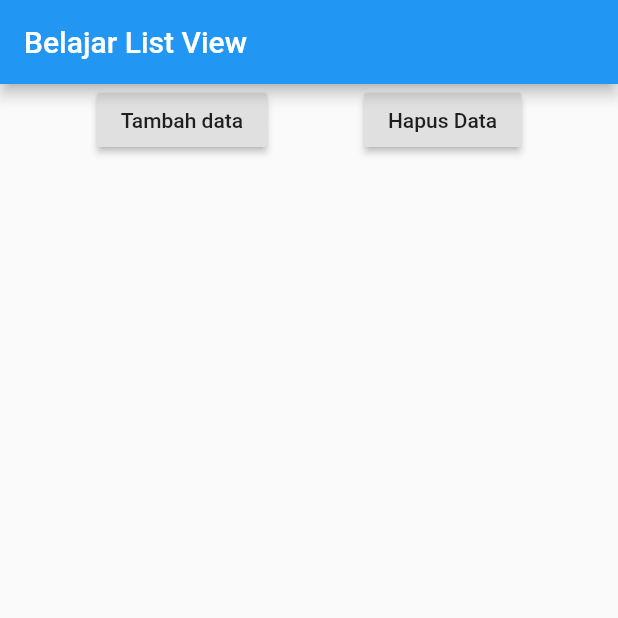
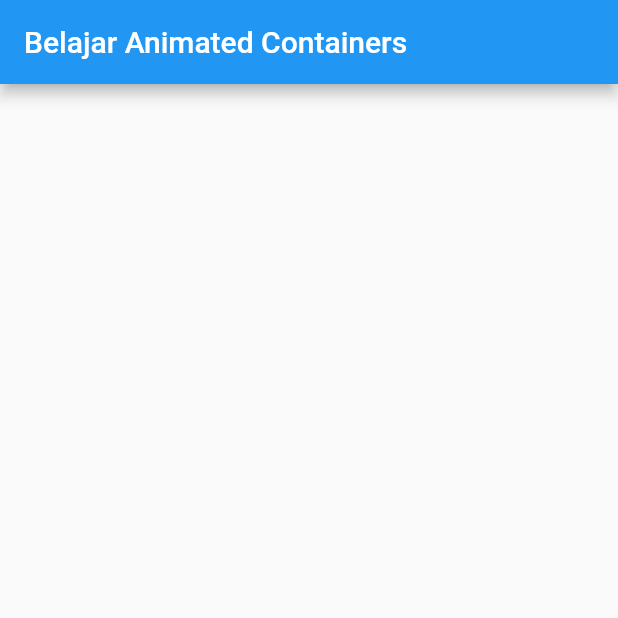
Before and after one commit to montohang/belajar-flutter, a Flutter app: the screen it shows after launch, on a phone screen of 412 x 824 dp, the top half of it. Run offline on Flutter 3.47's test engine with Material 2 defaults, Android fonts, the phone set to English and light mode, and no system bars.

Commit message:
[Belajar Animated Container]

```diff
--- a/lib/main.dart
+++ b/lib/main.dart
@@ -8,6 +8,6 @@ void main() {
 class MyApp extends StatelessWidget {
   @override
   Widget build(BuildContext context) {
-    return MyListView();
+    return MyAnimatedContainer();
   }
 }
--- /dev/null
+++ b/lib/pages/animated_container.dart
@@ -0,0 +1,19 @@
+part of 'pages.dart';
+
+class MyAnimatedContainer extends StatefulWidget {
+  @override
+  _MyAnimatedContainerState createState() => _MyAnimatedContainerState();
+}
+
+class _MyAnimatedContainerState extends State<MyAnimatedContainer> {
+  @override
+  Widget build(BuildContext context) {
+    return MaterialApp(
+      home: Scaffold(
+        appBar: AppBar(
+          title: Text("Belajar Animated Containers"),
+        ),
+      ),
+    );
+  }
+}
--- a/lib/pages/pages.dart
+++ b/lib/pages/pages.dart
@@ -5,3 +5,4 @@ part 'statefull_widget.dart';
 part 'anonymous_method.dart';
 part 'text_style.dart';
 part 'list_and_list_view.dart';
+part 'animated_container.dart';
```
